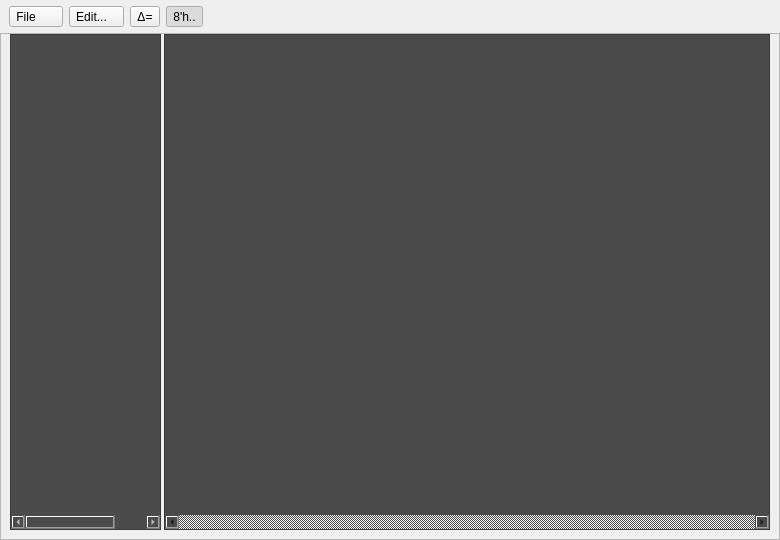
Above: src/DockWaveform.ui from gdevic/Z80Explorer before the change. Below: the same form after it.
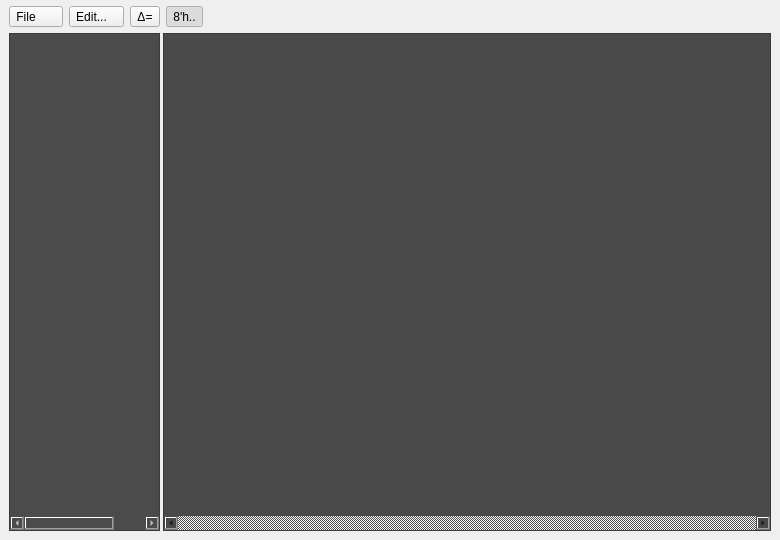
That is the form after the change. Custom widgets are drawn as their Qt base class.

Commit message: Add vertical scroll bar around a waveform widget

```diff
--- a/src/DockWaveform.ui
+++ b/src/DockWaveform.ui
@@ -112,12 +112,51 @@
      </layout>
     </item>
     <item>
-     <widget class="QFrame" name="frame">
+     <widget class="QScrollArea" name="containerScroll">
       <property name="frameShape">
-       <enum>QFrame::Shape::StyledPanel</enum>
+       <enum>QFrame::Shape::NoFrame</enum>
       </property>
-      <property name="frameShadow">
-       <enum>QFrame::Shadow::Raised</enum>
+      <property name="verticalScrollBarPolicy">
+       <enum>Qt::ScrollBarPolicy::ScrollBarAsNeeded</enum>
+      </property>
+      <property name="horizontalScrollBarPolicy">
+       <enum>Qt::ScrollBarPolicy::ScrollBarAlwaysOff</enum>
+      </property>
+      <property name="widgetResizable">
+       <bool>true</bool>
+      </property>
+      <widget class="QWidget" name="scrollAreaWidgetContents">
+       <property name="geometry">
+        <rect>
+         <x>0</x>
+         <y>0</y>
+         <width>780</width>
+         <height>470</height>
+        </rect>
+       </property>
+       <layout class="QVBoxLayout" name="containerLayout">
+        <property name="spacing">
+         <number>0</number>
+        </property>
+        <property name="leftMargin">
+         <number>0</number>
+        </property>
+        <property name="topMargin">
+         <number>0</number>
+        </property>
+        <property name="rightMargin">
+         <number>0</number>
+        </property>
+        <property name="bottomMargin">
+         <number>0</number>
+        </property>
+        <item>
+         <widget class="QFrame" name="frame">
+          <property name="sizePolicy">
+           <sizepolicy hsizetype="Expanding" vsizetype="Minimum">
+            <horstretch>0</horstretch>
+            <verstretch>0</verstretch>
+           </sizepolicy>
       </property>
       <layout class="QHBoxLayout" name="horizontalLayout1">
        <property name="spacing">
@@ -202,8 +241,8 @@
            <rect>
             <x>0</x>
             <y>0</y>
-            <width>615</width>
-            <height>443</height>
+                <width>606</width>
+                <height>439</height>
            </rect>
           </property>
           <layout class="QHBoxLayout" name="layoutScroll">
@@ -227,6 +266,10 @@
         </widget>
        </item>
       </layout>
+         </widget>
+        </item>
+       </layout>
+      </widget>
      </widget>
     </item>
    </layout>
```
Lines whose indentation alone changed are shown as unchanged. The commit also changes 3 other files.
